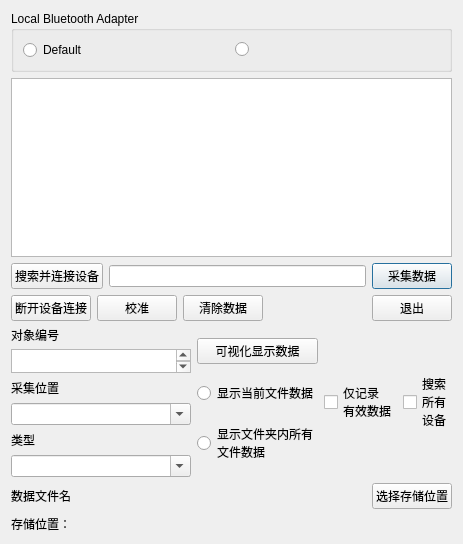
Before: the Qt Designer form chat.ui in curious-heart/pc_ble_chat, drawn with Qt 5.
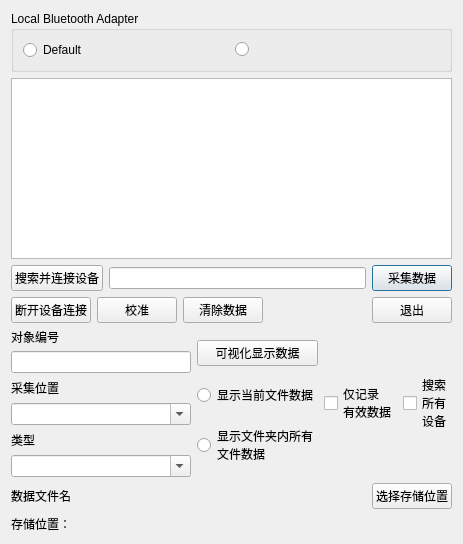
After: the same form once the commit is applied.

The edit to the form file:
```diff
--- a/chat.ui
+++ b/chat.ui
@@ -153,14 +153,7 @@
           </widget>
          </item>
          <item>
-          <widget class="QPlainTextEdit" name="numberTextEdit">
-           <property name="minimumSize">
-            <size>
-             <width>0</width>
-             <height>24</height>
-            </size>
-           </property>
-          </widget>
+          <widget class="QLineEdit" name="numberTextEdit"/>
          </item>
          <item>
           <widget class="QLabel" name="posLabel">
```
